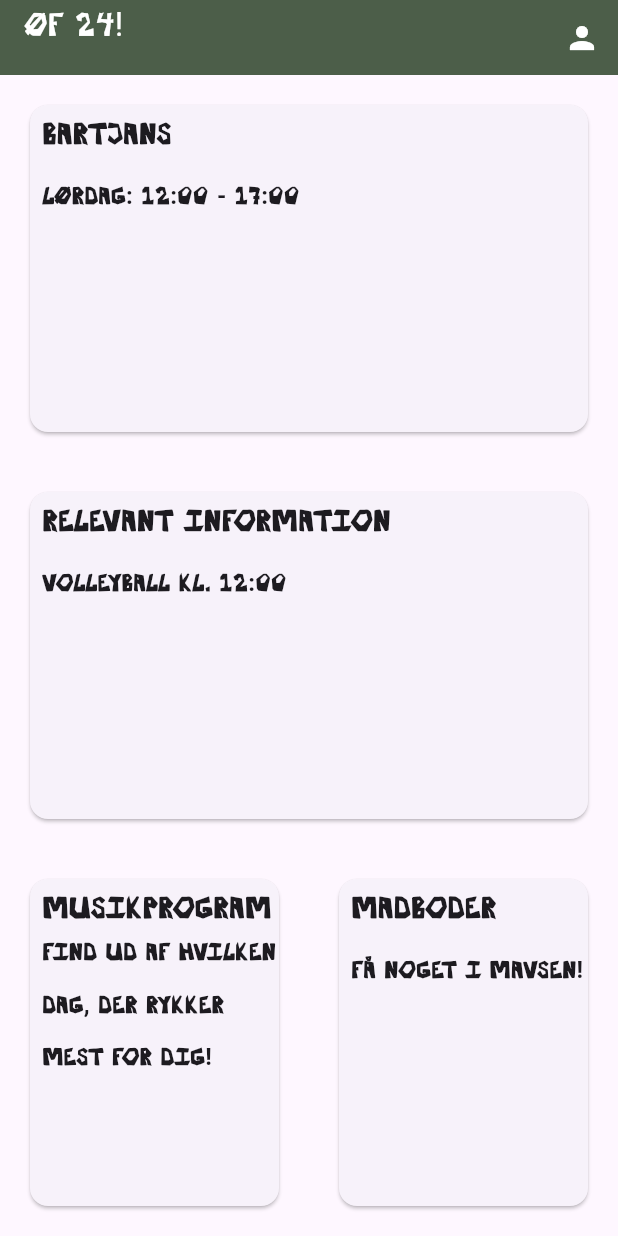
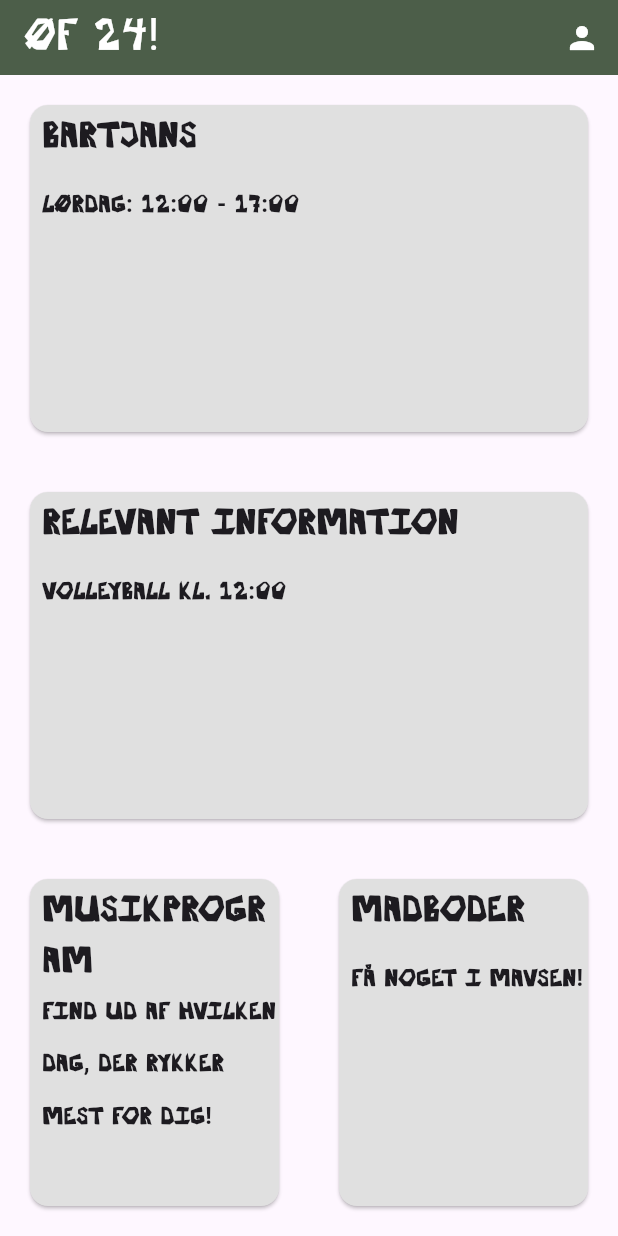
Before and after one commit to gust1527/festival-volunteer-manager, a Flutter app: the screen it shows after launch, on a phone screen of 412 x 824 dp. Run offline on Flutter 3.47's test engine with Material 3 defaults, Android fonts, the phone set to English and light mode, and no system bars.

Commit message:
Changed background color of 'ExpandedDialogTile

```diff
--- a/festival_volunteer_application/lib/UX_Elements/ExpandedDialogTile.dart
+++ b/festival_volunteer_application/lib/UX_Elements/ExpandedDialogTile.dart
@@ -11,6 +11,7 @@ class ExpandedDialogTile extends StatelessWidget {
   @override
   Widget build(BuildContext context) {
     return Card(
+      color: Colors.grey[300],
       margin: const EdgeInsets.all(20),
       clipBehavior: Clip.antiAlias,
       child: InkWell(
@@ -27,7 +28,7 @@ class ExpandedDialogTile extends StatelessWidget {
                 child: Text(
                   title,
                   style: const TextStyle(
-                    fontSize: 20,
+                    fontSize: 24,
                     fontWeight: FontWeight.bold,
                     fontFamily: 'OedstedFestival'
                   ),
--- a/festival_volunteer_application/lib/UX_Elements/StandardAppBar.dart
+++ b/festival_volunteer_application/lib/UX_Elements/StandardAppBar.dart
@@ -7,12 +7,16 @@ class StandardAppBar extends StatelessWidget implements PreferredSizeWidget {
   Widget build(BuildContext context) {
     return AppBar(
       iconTheme: const IconThemeData(color: Colors.white),
-      title: const Text(
-        'ØF 24!',
-        style: TextStyle(
-            color: Colors.white,
-            fontWeight: FontWeight.normal,
-            fontFamily: 'OedstedFestival',),
+      title: const Padding(
+        padding: EdgeInsets.only(top: 18),
+        child: Text(
+          'ØF 24!',
+          style: TextStyle(
+              color: Colors.white,
+              fontWeight: FontWeight.normal,
+              fontSize: 30,
+              fontFamily: 'OedstedFestival',),
+        ),
       ),
       backgroundColor: const Color(0xFF4C5E49),
       actions: [
```
